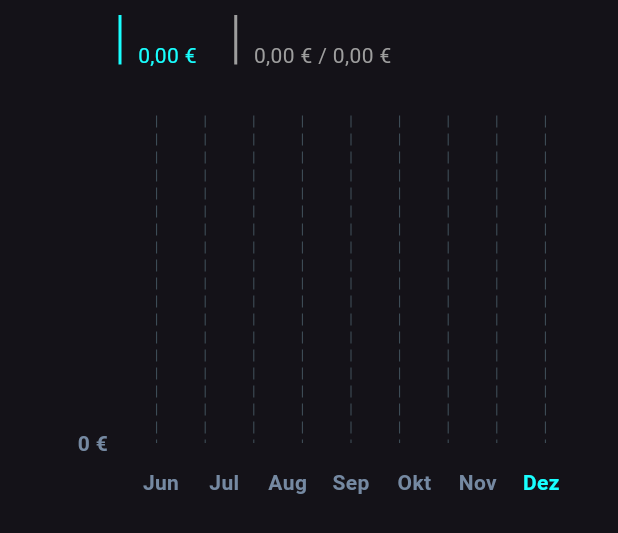
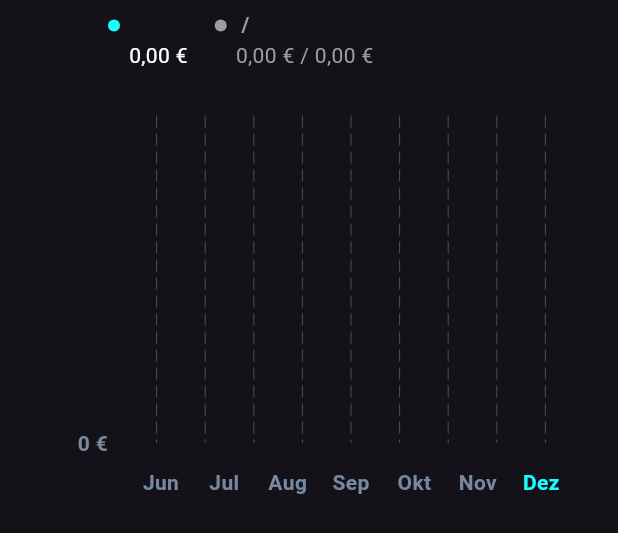
Before and after one commit to Marcel9494/Moneybook, a Flutter app: the CategorieBarChart widget shown alone on an empty page, opened directly with empty values, on a phone screen of 412 x 824 dp. Shown: the top 533 px of the screen. Run offline on Flutter 3.47's test engine with Material 3 defaults, Android fonts, the phone set to English and light mode, and no system bars; drawn by our look-alikes of fl_chart; our stand-ins replace another_flushbar, bloc, dartz, equatable, flutter_bloc, get_it and 8 more; missing offline and left inert: flutter_settings_ui; accounts and stored records are empty.

Commit message:
Kategorie Statistik UI optimiert
- Kategorie Statistik UI optimiert und Tooltip Daten und Investitionsdaten richtig angezeigt.
- Kontoübersicht UI leicht verbessert.

```diff
--- a/lib/core/consts/common_consts.dart
+++ b/lib/core/consts/common_consts.dart
@@ -6,6 +6,7 @@ const int durationInMs = 800;
 const int animationDurationInMs = 650;
 const int budgetAnimationDurationInMs = 1600;
 const int flushbarDurationInMs = 4500;
+const int barChartDurationInMs = 500;
 
 // Für wieviele Jahre soll eine Serienbuchung standardmäßig erstellt werden
 const int serieYears = 3;
--- a/lib/features/accounts/presentation/pages/account_list_page.dart
+++ b/lib/features/accounts/presentation/pages/account_list_page.dart
@@ -115,7 +115,7 @@ class _AccountListPageState extends State<AccountListPage> {
                                 child: Row(
                                   mainAxisAlignment: MainAxisAlignment.spaceBetween,
                                   children: [
-                                    Text(state.accounts[index].type.pluralName, style: const TextStyle(fontSize: 16.0)),
+                                    Text(state.accounts[index].type.pluralName, style: const TextStyle(fontSize: 16.0, fontWeight: FontWeight.bold)),
                                     Text(formatToMoneyAmount(_accountTypeAmounts[state.accounts[index].type].toString()),
                                         style: const TextStyle(fontWeight: FontWeight.bold)),
                                   ],
--- a/lib/features/statistics/presentation/pages/categorie_statistic_page.dart
+++ b/lib/features/statistics/presentation/pages/categorie_statistic_page.dart
@@ -148,8 +148,10 @@ class _CategorieStatisticPageState extends State<CategorieStatisticPage> {
                               children: [
                                 DailyReportSummary(
                                   date: state.bookings[index].date,
-                                  leftValue: _dailyLeftValuesMap[state.bookings[index].date],
-                                  rightValue: _dailyRightValuesMap[state.bookings[index].date],
+                                  leftValue:
+                                      state.bookings[index].type == BookingType.investment ? 0.0 : _dailyLeftValuesMap[state.bookings[index].date],
+                                  rightValue:
+                                      state.bookings[index].type == BookingType.investment ? 0.0 : _dailyRightValuesMap[state.bookings[index].date],
                                 ),
                                 BookingCard(booking: state.bookings[index], activateEditing: false),
                               ],
--- a/lib/features/statistics/presentation/widgets/charts/categorie_bar_chart.dart
+++ b/lib/features/statistics/presentation/widgets/charts/categorie_bar_chart.dart
@@ -51,13 +51,22 @@ class CategorieBarChartState extends State<CategorieBarChart> {
     return '';
   }
 
-  String _getSecondAmountType() {
+  String _getFirstAmountTypeString() {
     if (BookingType.expense == widget.bookingType) {
-      return '${AmountType.variable.name} / ${AmountType.fix.name}';
+      return AmountType.variable.name;
     } else if (BookingType.income == widget.bookingType) {
-      return '${AmountType.active.name} / ${AmountType.passive.name}';
+      return AmountType.active.name;
     } else if (BookingType.investment == widget.bookingType) {
       return AmountType.sale.name;
+    }
+    return '';
+  }
+
+  String _getSecondAmountTypeString() {
+    if (BookingType.expense == widget.bookingType) {
+      return AmountType.fix.name;
+    } else if (BookingType.income == widget.bookingType) {
+      return AmountType.passive.name;
     }
     return '';
   }
@@ -77,11 +86,19 @@ class CategorieBarChartState extends State<CategorieBarChart> {
 
     for (Booking booking in bookings) {
       String monthKey = "${booking.date.year}-${booking.date.month.toString().padLeft(2, '0')}";
+      if (booking.type == BookingType.expense || booking.type == BookingType.income) {
         _monthlyAmountSums.update(monthKey, (value) => value + booking.amount, ifAbsent: () => booking.amount);
         if (booking.amountType == AmountType.variable || booking.amountType == AmountType.active) {
           _monthlyFirstBarValues.update(monthKey, (value) => value + booking.amount, ifAbsent: () => booking.amount);
         } else if (booking.amountType == AmountType.fix || booking.amountType == AmountType.passive) {
           _monthlySecondBarValues.update(monthKey, (value) => value + booking.amount, ifAbsent: () => booking.amount);
+        }
+      } else {
+        if (booking.amountType == AmountType.buy) {
+          _monthlyAmountSums.update(monthKey, (value) => value + booking.amount, ifAbsent: () => booking.amount);
+        } else if (booking.amountType == AmountType.sale) {
+          _monthlyFirstBarValues.update(monthKey, (value) => value + booking.amount, ifAbsent: () => booking.amount);
+        }
       }
     }
 
@@ -137,14 +154,17 @@ class CategorieBarChartState extends State<CategorieBarChart> {
                     onTap: () => _changeBarChartView(false),
                     child: IntrinsicHeight(
                       child: Row(
+                        crossAxisAlignment: CrossAxisAlignment.start,
                         children: [
                           Padding(
-                            padding: const EdgeInsets.only(right: 4.0),
-                            child: VerticalDivider(
+                            padding: const EdgeInsets.only(top: 7.0, right: 6.0),
+                            child: Container(
+                              width: 8.0,
+                              height: 8.0,
+                              decoration: BoxDecoration(
                                 color: _showSeparatedBars == false ? Colors.cyanAccent : Colors.grey,
-                              thickness: 2.0,
-                              indent: 4.0,
-                              endIndent: 4.0,
+                                shape: BoxShape.circle,
+                              ),
                             ),
                           ),
                           Column(
@@ -154,13 +174,13 @@ class CategorieBarChartState extends State<CategorieBarChart> {
                                 _getFirstAmountType(),
                                 style: TextStyle(
                                   fontWeight: FontWeight.bold,
-                                  color: _showSeparatedBars == false ? Colors.white : Colors.grey,
+                                  color: _showSeparatedBars == false ? Colors.cyanAccent : Colors.grey,
                                 ),
                               ),
                               Text(
                                 formatToMoneyAmount(_monthlyAmountSums.values.last.toString()),
                                 overflow: TextOverflow.ellipsis,
-                                style: TextStyle(color: _showSeparatedBars == false ? Colors.cyanAccent : Colors.grey),
+                                style: TextStyle(color: _showSeparatedBars == false ? Colors.white : Colors.grey),
                               ),
                             ],
                           ),
@@ -174,40 +194,60 @@ class CategorieBarChartState extends State<CategorieBarChart> {
                       onTap: () => _changeBarChartView(true),
                       child: IntrinsicHeight(
                         child: Row(
+                          crossAxisAlignment: CrossAxisAlignment.start,
                           children: [
                             Padding(
-                              padding: const EdgeInsets.only(right: 4.0),
-                              child: VerticalDivider(
-                                color: _showSeparatedBars ? Colors.cyanAccent : Colors.grey,
-                                thickness: 2.0,
-                                indent: 4.0,
-                                endIndent: 4.0,
+                              padding: const EdgeInsets.only(top: 7.0, right: 6.0),
+                              child: Container(
+                                width: 8.0,
+                                height: 8.0,
+                                decoration: BoxDecoration(
+                                  color: _showSeparatedBars
+                                      ? BookingType.investment == widget.bookingType
+                                          ? Colors.greenAccent
+                                          : Colors.cyanAccent
+                                      : Colors.grey,
+                                  shape: BoxShape.circle,
+                                ),
                               ),
                             ),
                             Column(
                               crossAxisAlignment: CrossAxisAlignment.start,
                               children: [
+                                Row(
+                                  children: [
                                     Text(
-                                  _getSecondAmountType(),
+                                      _getFirstAmountTypeString(),
+                                      style: TextStyle(
+                                        fontWeight: FontWeight.bold,
+                                        color: _showSeparatedBars ? Colors.greenAccent : Colors.grey,
+                                      ),
+                                    ),
+                                    BookingType.investment != widget.bookingType
+                                        ? Text(
+                                            ' / ',
                                             style: TextStyle(
                                               fontWeight: FontWeight.bold,
                                               color: _showSeparatedBars ? Colors.white : Colors.grey,
                                             ),
+                                          )
+                                        : const SizedBox(),
+                                    BookingType.investment != widget.bookingType
+                                        ? Text(
+                                            _getSecondAmountTypeString(),
+                                            style: TextStyle(
+                                              fontWeight: FontWeight.bold,
+                                              color: _showSeparatedBars ? Colors.redAccent : Colors.grey,
                                             ),
-                                Row(
-                                  children: [
+                                          )
+                                        : const SizedBox(),
+                                  ],
+                                ),
                                 Text(
-                                      formatToMoneyAmount(_monthlyFirstBarValues.values.last.toString()),
+                                  '${formatToMoneyAmount(_monthlyFirstBarValues.values.last.toString())}'
+                                  '${BookingType.investment != widget.bookingType ? ' / ${formatToMoneyAmount(_monthlySecondBarValues.values.last.toString())}' : ''}',
                                   overflow: TextOverflow.ellipsis,
-                                      style: TextStyle(color: _showSeparatedBars ? Colors.greenAccent : Colors.grey),
-                                    ),
-                                    Text(' / ', style: TextStyle(color: _showSeparatedBars ? Colors.white : Colors.grey)),
-                                    Text(
-                                      formatToMoneyAmount(_monthlySecondBarValues.values.last.toString()),
-                                      overflow: TextOverflow.ellipsis,
-                                      style: TextStyle(color: _showSeparatedBars ? Colors.redAccent : Colors.grey),
-                                    ),
-                                  ],
+                                  style: TextStyle(color: _showSeparatedBars ? Colors.white : Colors.grey),
                                 ),
                               ],
                             ),
@@ -223,7 +263,7 @@ class CategorieBarChartState extends State<CategorieBarChart> {
             Expanded(
               child: BarChart(
                 swapAnimationCurve: Curves.fastOutSlowIn,
-                swapAnimationDuration: Duration(milliseconds: 500),
+                swapAnimationDuration: Duration(milliseconds: barChartDurationInMs),
                 BarChartData(
                   maxY: _maxAmountEntry.value,
                   barTouchData: BarTouchData(
@@ -233,7 +273,14 @@ class CategorieBarChartState extends State<CategorieBarChart> {
                       }),
                       getTooltipItem: (group, groupIndex, rod, rodIndex) {
                         return BarTooltipItem(
-                          '${formatToMoneyAmount(rod.toY.toString())}',
+                          _showSeparatedBars == false
+                              ? BookingType.investment == widget.bookingType
+                                  ? 'Kauf:\n${formatToMoneyAmount(rod.toY.toString())}'
+                                  : 'Gesamt:\n${formatToMoneyAmount(rod.toY.toString())}'
+                              : rodIndex == 0
+                                  ? '${_getFirstAmountTypeString()}:\n${formatToMoneyAmount(rod.toY.toString())}'
+                                  : '${_getSecondAmountTypeString()}:\n${formatToMoneyAmount(rod.toY.toString())}',
+                          textAlign: TextAlign.start,
                           const TextStyle(
                             color: Colors.white,
                             fontWeight: FontWeight.bold,
@@ -346,13 +393,13 @@ class CategorieBarChartState extends State<CategorieBarChart> {
         BarChartRodData(
           toY: y1,
           color: _showSeparatedBars ? Colors.greenAccent : Colors.cyanAccent,
-          width: widget.bookingType.name == BookingType.investment.name ? 7.0 : 12.0,
+          width: 12.0,
         ),
         showTwo
             ? BarChartRodData(
                 toY: y2,
                 color: Colors.redAccent,
-                width: widget.bookingType.name == BookingType.investment.name ? 7.0 : 12.0,
+                width: 12.0,
               )
             : BarChartRodData(
                 toY: 0.0,
```
Lines whose indentation alone changed are shown as unchanged.
